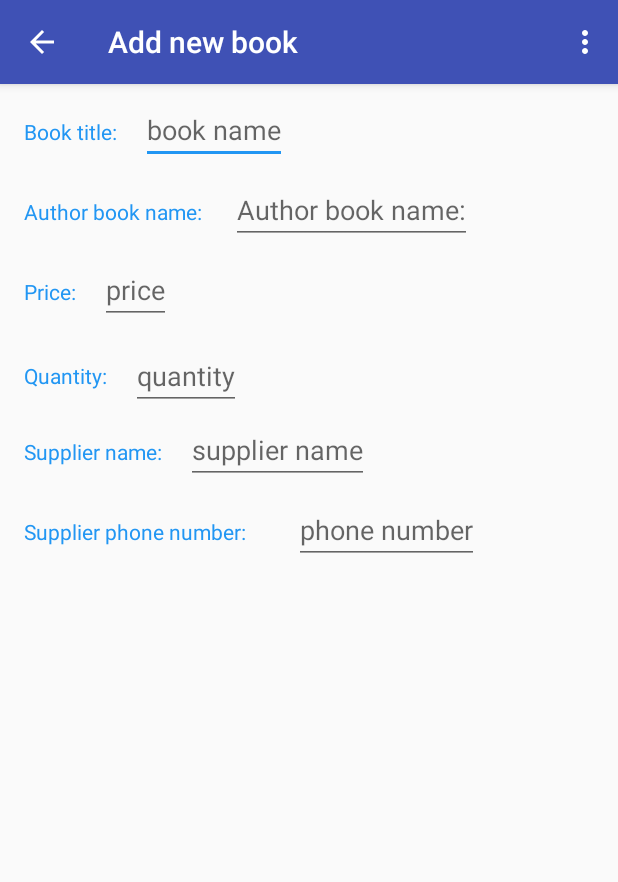
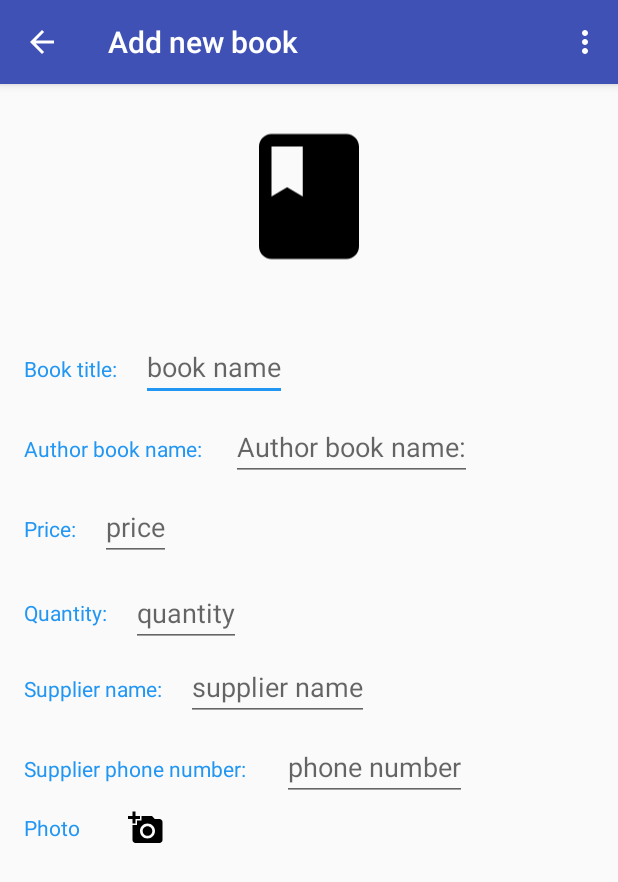
Before and after one commit to SolomiiaBratash/BookStore, an Android app: the EditorActivity screen opened directly, with no data from a screen before it, on a phone screen of 412 x 824 dp. Shown: the top 882 px of the screen. Run offline under Robolectric (Android 15) with nearby library versions, the phone set to English and light mode, and no system bars.

Commit message:
initial commit

```diff
--- a/app/src/main/AndroidManifest.xml
+++ b/app/src/main/AndroidManifest.xml
@@ -3,6 +3,8 @@
     package="com.example.android.bookstore">
 
     <uses-permission android:name="android.permission.CALL_PHONE" />
+    <uses-feature android:name="android.hardware.camera"
+        android:required="true" />
     <application
         android:allowBackup="true"
         android:icon="@mipmap/ic_launcher"
--- a/app/src/main/java/com/example/android/bookstore/data/BookContract.java
+++ b/app/src/main/java/com/example/android/bookstore/data/BookContract.java
@@ -28,5 +28,6 @@ public final class BookContract {
         public final static String COLUMN_BOOK_QUANTITY = "quantity";
         public final static String COLUMN_BOOK_SUPPLIER_NAME = "supplier";
         public final static String COLUMN_BOOK_PHONE_NUMBER = "phone";
+        public final static String COLUMN_BOOK_IMAGE = "image";
     }
 }
--- a/app/src/main/java/com/example/android/bookstore/data/BookDbHelper.java
+++ b/app/src/main/java/com/example/android/bookstore/data/BookDbHelper.java
@@ -25,7 +25,8 @@ public class BookDbHelper extends SQLiteOpenHelper {
                 + BookEntry.COLUMN_BOOK_PRICE + " REAL NOT NULL, "
                 + BookEntry.COLUMN_BOOK_QUANTITY + " INTEGER NOT NULL, "
                 + BookEntry.COLUMN_BOOK_SUPPLIER_NAME + " TEXT NOT NULL, "
-                + BookEntry.COLUMN_BOOK_PHONE_NUMBER + " TEXT NOT NULL);";
+                + BookEntry.COLUMN_BOOK_PHONE_NUMBER + " TEXT NOT NULL, "
+                + BookEntry.COLUMN_BOOK_IMAGE + " BLOB);";
 
         db.execSQL(SQL_CREATE_BOOK_TABLE);
     }
--- /dev/null
+++ b/app/src/main/res/drawable/ic_add_a_photo_black_24dp.xml
@@ -0,0 +1,9 @@
+<vector xmlns:android="http://schemas.android.com/apk/res/android"
+        android:width="24dp"
+        android:height="24dp"
+        android:viewportWidth="24.0"
+        android:viewportHeight="24.0">
+    <path
+        android:fillColor="#FF000000"
+        android:pathData="M3,4L3,1h2v3h3v2L5,6v3L3,9L3,6L0,6L0,4h3zM6,10L6,7h3L9,4h7l1.83,2L21,6c1.1,0 2,0.9 2,2v12c0,1.1 -0.9,2 -2,2L5,22c-1.1,0 -2,-0.9 -2,-2L3,10h3zM13,19c2.76,0 5,-2.24 5,-5s-2.24,-5 -5,-5 -5,2.24 -5,5 2.24,5 5,5zM9.8,14c0,1.77 1.43,3.2 3.2,3.2s3.2,-1.43 3.2,-3.2 -1.43,-3.2 -3.2,-3.2 -3.2,1.43 -3.2,3.2z"/>
+</vector>
--- /dev/null
+++ b/app/src/main/res/drawable/ic_book_black_24dp.xml
@@ -0,0 +1,9 @@
+<vector xmlns:android="http://schemas.android.com/apk/res/android"
+        android:width="24dp"
+        android:height="24dp"
+        android:viewportWidth="24.0"
+        android:viewportHeight="24.0">
+    <path
+        android:fillColor="#FF000000"
+        android:pathData="M18,2H6c-1.1,0 -2,0.9 -2,2v16c0,1.1 0.9,2 2,2h12c1.1,0 2,-0.9 2,-2V4c0,-1.1 -0.9,-2 -2,-2zM6,4h5v8l-2.5,-1.5L6,12V4z"/>
+</vector>
--- a/app/src/main/res/layout/activity_editor.xml
+++ b/app/src/main/res/layout/activity_editor.xml
@@ -1,11 +1,33 @@
 <?xml version="1.0" encoding="utf-8"?>
 <LinearLayout
     xmlns:android="http://schemas.android.com/apk/res/android"
+    xmlns:app="http://schemas.android.com/apk/res-auto"
     xmlns:tools="http://schemas.android.com/tools"
     android:layout_width="match_parent"
     android:layout_height="match_parent"
     android:orientation="vertical"
     tools:context=".EditorActivity">
+
+    <android.support.constraint.ConstraintLayout
+        android:layout_width="match_parent"
+        android:layout_height="158dp">
+
+        <android.support.v7.widget.AppCompatImageView
+            android:id="@+id/ivImage"
+            android:src="@drawable/ic_book_black_24dp"
+
+            android:layout_width="100dp"
+            android:layout_height="150dp"
+            android:layout_marginStart="8dp"
+            android:layout_marginLeft="8dp"
+            android:layout_marginEnd="8dp"
+            android:layout_marginRight="8dp"
+            android:layout_marginBottom="8dp"
+            app:layout_constraintBottom_toBottomOf="parent"
+            app:layout_constraintEnd_toEndOf="parent"
+            app:layout_constraintStart_toStartOf="parent" />
+    </android.support.constraint.ConstraintLayout>
+
 
     <LinearLayout
         android:layout_width="match_parent"
@@ -156,6 +178,18 @@
         android:layout_height="wrap_content"
         android:orientation="horizontal">
 
+        <ImageButton
+            android:id="@+id/button_phone"
+            android:layout_width="@dimen/button"
+            android:layout_height="@dimen/button"
+            android:layout_marginLeft="@dimen/small_margin"
+            android:layout_marginRight="@dimen/margin"
+            android:layout_marginTop="@dimen/small_margin"
+            android:layout_gravity="center_vertical"
+            android:scaleType="fitCenter"
+            android:background="@android:color/transparent"
+            android:src="@drawable/ic_action_phone"/>
+
         <TextView
             android:layout_width="wrap_content"
             android:layout_height="wrap_content"
@@ -168,23 +202,42 @@
         <EditText
             android:layout_width="wrap_content"
             android:layout_height="wrap_content"
-            android:layout_marginLeft="@dimen/margin"
-            android:layout_marginRight="@dimen/margin"
+            android:layout_marginLeft="@dimen/small_margin"
+            android:layout_marginRight="@dimen/small_margin"
             android:layout_marginTop="@dimen/small_margin"
             android:id="@+id/edit_phone_number"
             android:hint="phone number"
             android:inputType="number" />
 
-        <ImageButton
-            android:id="@+id/button_phone"
-            android:layout_width="@dimen/button"
-            android:layout_height="@dimen/button"
+
+    </LinearLayout>
+
+    <LinearLayout
+        android:layout_width="match_parent"
+        android:layout_height="wrap_content"
+        android:orientation="horizontal">
+
+        <TextView
+            android:layout_width="wrap_content"
+            android:layout_height="wrap_content"
             android:layout_marginLeft="@dimen/margin"
             android:layout_marginRight="@dimen/margin"
             android:layout_marginTop="@dimen/small_margin"
+            android:textColor="@color/colorAccent"
+            android:text="Photo"/>
+
+        <ImageButton
+            android:layout_width="wrap_content"
+            android:layout_height="wrap_content"
+            android:id="@+id/btnMakePhoto"
+            android:layout_marginLeft="@dimen/margin"
+            android:layout_marginRight="@dimen/margin"
+            android:layout_marginTop="4dp"
             android:layout_gravity="center_vertical"
             android:scaleType="fitCenter"
             android:background="@android:color/transparent"
-            android:src="@drawable/ic_action_phone"/>
+            android:src="@drawable/ic_add_a_photo_black_24dp"/>
+
     </LinearLayout>
+
 </LinearLayout>
```
Also changed, not shown: app/src/main/java/com/example/android/bookstore/EditorActivity.java (+60 -2 lines), app/src/main/java/com/example/android/bookstore/data/BookProvider.java (+40 -0 lines).
